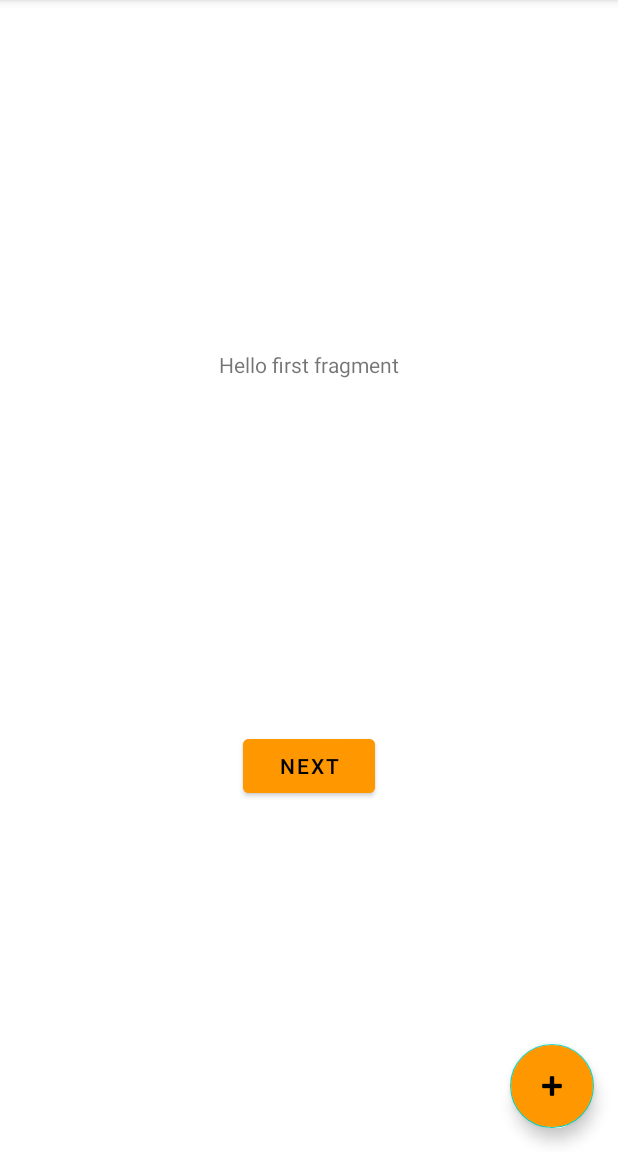
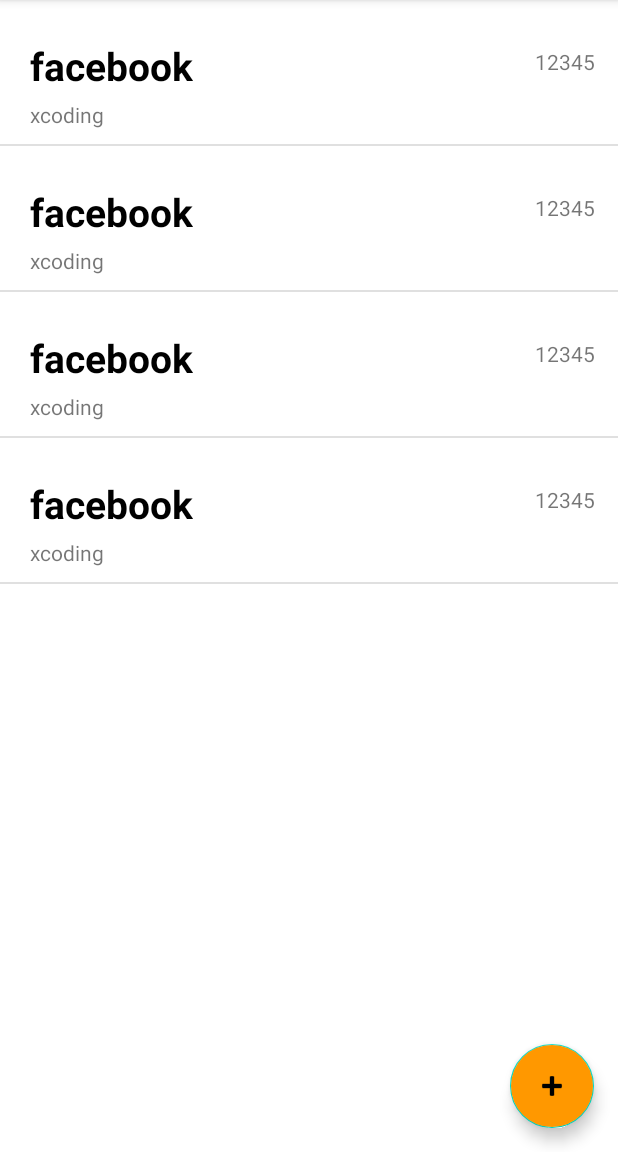
Before and after one commit to ntobeko-dindi/kiokoa, an Android app: the screen it shows after launch (MainActivity), on a phone screen of 412 x 824 dp, the part 84-1236 px from its top. Run offline under Robolectric (Android 15) with nearby library versions, the phone set to English and light mode, and no system bars; our stand-ins replace navigation-ui.

Commit message:
added the list view

```diff
--- a/app/src/main/java/com/ntobeko/kiokoa/FirstFragment.java
+++ b/app/src/main/java/com/ntobeko/kiokoa/FirstFragment.java
@@ -4,16 +4,18 @@ import android.os.Bundle;
 import android.view.LayoutInflater;
 import android.view.View;
 import android.view.ViewGroup;
-
 import androidx.annotation.NonNull;
 import androidx.fragment.app.Fragment;
 import androidx.navigation.fragment.NavHostFragment;
-
 import com.ntobeko.kiokoa.databinding.FragmentFirstBinding;
+import com.ntobeko.kiokoa.models.Credential;
+import com.ntobeko.kiokoa.models.ListAdapter;
+import java.util.ArrayList;
 
 public class FirstFragment extends Fragment {
 
     private FragmentFirstBinding binding;
+    ArrayList<Credential> credentials = new ArrayList<>();
 
     @Override
     public View onCreateView(
@@ -29,12 +31,27 @@ public class FirstFragment extends Fragment {
     public void onViewCreated(@NonNull View view, Bundle savedInstanceState) {
         super.onViewCreated(view, savedInstanceState);
 
-        binding.buttonFirst.setOnClickListener(new View.OnClickListener() {
-            @Override
-            public void onClick(View view) {
-                NavHostFragment.findNavController(FirstFragment.this)
-                        .navigate(R.id.action_FirstFragment_to_SecondFragment);
-            }
+        credentials.clear();
+
+        credentials.add(new Credential("facebook","xcoding", "12345"));
+        credentials.add(new Credential("facebook","xcoding", "12345"));
+        credentials.add(new Credential("facebook","xcoding", "12345"));
+        credentials.add(new Credential("facebook","xcoding", "12345"));
+
+        ListAdapter listAdapter = new ListAdapter(getContext(),credentials);
+
+        binding.listview.setAdapter(listAdapter);
+        binding.listview.setClickable(true);
+        binding.listview.setOnItemClickListener((parent, view1, position, id) -> {
+
+//                Intent i = new Intent(getContext(),UserActivity.class);
+//                i.putExtra("name",name[position]);
+//                i.putExtra("phone",phoneNo[position]);
+//                i.putExtra("country",country[position]);
+//                i.putExtra("imageid",imageId[position]);
+//                startActivity(i);
+            NavHostFragment.findNavController(FirstFragment.this)
+                    .navigate(R.id.action_FirstFragment_to_SecondFragment);
         });
     }
 
@@ -43,5 +60,4 @@ public class FirstFragment extends Fragment {
         super.onDestroyView();
         binding = null;
     }
-
 }
--- a/app/src/main/java/com/ntobeko/kiokoa/MainActivity.java
+++ b/app/src/main/java/com/ntobeko/kiokoa/MainActivity.java
@@ -12,14 +12,10 @@ import com.google.android.material.button.MaterialButton;
 import com.google.android.material.snackbar.Snackbar;
 import com.google.android.material.textfield.TextInputEditText;
 import com.ntobeko.kiokoa.databinding.ActivityMainBinding;
-import com.ntobeko.kiokoa.models.Credential;
 
 import android.view.Menu;
 import android.view.MenuItem;
-import android.view.View;
 import android.view.ViewGroup;
-
-import java.util.ArrayList;
 
 public class MainActivity extends AppCompatActivity {
 
@@ -29,8 +25,6 @@ public class MainActivity extends AppCompatActivity {
     MaterialButton bAdd;
     TextInputEditText etName, etPassword, etUserName;
 
-    ArrayList<Credential> credentials = new ArrayList<>();
-
     @Override
     protected void onCreate(Bundle savedInstanceState) {
         super.onCreate(savedInstanceState);
@@ -39,11 +33,6 @@ public class MainActivity extends AppCompatActivity {
         setContentView(binding.getRoot());
 
         setSupportActionBar(binding.toolbar);
-
-        credentials.add(new Credential("facebook","xcoding", "12345"));
-        credentials.add(new Credential("facebook","xcoding", "12345"));
-        credentials.add(new Credential("facebook","xcoding", "12345"));
-        credentials.add(new Credential("facebook","xcoding", "12345"));
 
         NavController navController = Navigation.findNavController(this, R.id.nav_host_fragment_content_main);
         appBarConfiguration = new AppBarConfiguration.Builder(navController.getGraph()).build();
--- a/app/src/main/java/com/ntobeko/kiokoa/models/Credential.java
+++ b/app/src/main/java/com/ntobeko/kiokoa/models/Credential.java
@@ -8,4 +8,16 @@ public class Credential {
         this.userName = userName;
         this.password = password;
     }
+
+    public String getSiteName() {
+        return siteName;
+    }
+
+    public String getUserName() {
+        return userName;
+    }
+
+    public String getPassword() {
+        return password;
+    }
 }
--- /dev/null
+++ b/app/src/main/java/com/ntobeko/kiokoa/models/ListAdapter.java
@@ -0,0 +1,40 @@
+package com.ntobeko.kiokoa.models;
+
+import android.content.Context;
+import android.view.LayoutInflater;
+import android.view.View;
+import android.view.ViewGroup;
+import android.widget.ArrayAdapter;
+import android.widget.TextView;
+import androidx.annotation.NonNull;
+import androidx.annotation.Nullable;
+import com.ntobeko.kiokoa.R;
+import java.util.ArrayList;
+
+public class ListAdapter extends ArrayAdapter<Credential> {
+
+    public ListAdapter(Context context, ArrayList<Credential> userArrayList){
+        super(context, R.layout.list_view,userArrayList);
+    }
+
+    @NonNull
+    @Override
+    public View getView(int position, @Nullable View convertView, @NonNull ViewGroup parent) {
+
+        Credential user = getItem(position);
+
+        if (convertView == null){
+            convertView = LayoutInflater.from(getContext()).inflate(R.layout.list_view,parent,false);
+        }
+
+        TextView userName = convertView.findViewById(R.id.personName);
+        TextView lastMsg = convertView.findViewById(R.id.lastMessage);
+        TextView time = convertView.findViewById(R.id.msgtime);
+
+        userName.setText(user.getSiteName());
+        lastMsg.setText(user.getUserName());
+        time.setText(user.getPassword());
+
+        return convertView;
+    }
+}
--- a/app/src/main/res/layout/fragment_first.xml
+++ b/app/src/main/res/layout/fragment_first.xml
@@ -6,25 +6,10 @@
     android:layout_height="match_parent"
     tools:context=".FirstFragment">
 
-    <TextView
-        android:id="@+id/textview_first"
-        android:layout_width="wrap_content"
-        android:layout_height="wrap_content"
-        android:text="@string/hello_first_fragment"
-        app:layout_constraintBottom_toTopOf="@id/button_first"
-        app:layout_constraintEnd_toEndOf="parent"
-        app:layout_constraintStart_toStartOf="parent"
-        app:layout_constraintTop_toTopOf="parent" />
+    <ListView
+        android:layout_width="match_parent"
+        android:layout_height="match_parent"
+        android:id="@+id/listview"
+        tools:listitem="@layout/list_view"/>
 
-    <Button
-        android:id="@+id/button_first"
-        android:layout_width="wrap_content"
-        android:layout_height="wrap_content"
-        android:text="@string/next"
-        android:backgroundTint="@color/buttonColor"
-        android:textColor="@color/black"
-        app:layout_constraintBottom_toBottomOf="parent"
-        app:layout_constraintEnd_toEndOf="parent"
-        app:layout_constraintStart_toStartOf="parent"
-        app:layout_constraintTop_toBottomOf="@id/textview_first" />
 </androidx.constraintlayout.widget.ConstraintLayout>
--- /dev/null
+++ b/app/src/main/res/layout/list_view.xml
@@ -0,0 +1,53 @@
+<?xml version="1.0" encoding="utf-8"?>
+<LinearLayout xmlns:android="http://schemas.android.com/apk/res/android"
+    android:orientation="vertical" android:layout_width="match_parent"
+    android:layout_height="match_parent">
+
+    <RelativeLayout
+        android:layout_width="match_parent"
+        android:layout_height="wrap_content"
+        android:layout_marginTop="16dp">
+
+        <LinearLayout
+            android:layout_width="wrap_content"
+            android:layout_height="wrap_content"
+            android:layout_marginVertical="10dp"
+            android:orientation="horizontal">
+
+            <LinearLayout
+                android:layout_width="wrap_content"
+                android:layout_height="wrap_content"
+                android:layout_marginStart="20dp"
+                android:orientation="vertical">
+
+                <TextView
+                    android:id="@+id/personName"
+                    android:layout_width="wrap_content"
+                    android:layout_height="wrap_content"
+                    android:text="@string/app_name"
+                    android:textColor="@color/black"
+                    android:textSize="26sp"
+                    android:textStyle="bold"/>
+
+                <TextView
+                    android:id="@+id/lastMessage"
+                    android:layout_width="wrap_content"
+                    android:layout_height="wrap_content"
+                    android:layout_marginTop="5dp"
+                    android:text="Hi, How Are you"/>
+
+            </LinearLayout>
+
+        </LinearLayout>
+
+        <TextView
+            android:id="@+id/msgtime"
+            android:layout_width="wrap_content"
+            android:layout_height="wrap_content"
+            android:padding="15dp"
+            android:layout_alignParentRight="true"
+            android:text="8:35 pm"/>
+
+    </RelativeLayout>
+
+</LinearLayout>
```
